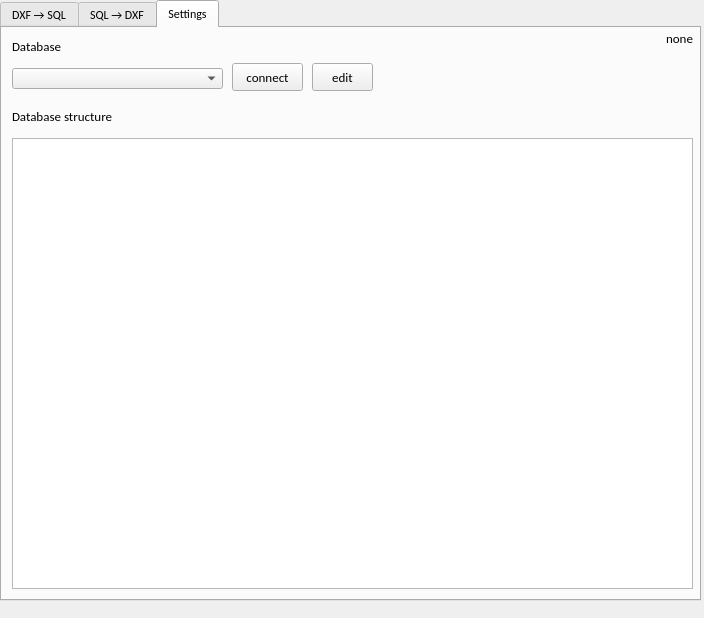
Comanda-A/DXF-PostGIS-Converter, file src/gui/main_dialog.ui: the form before one commit.
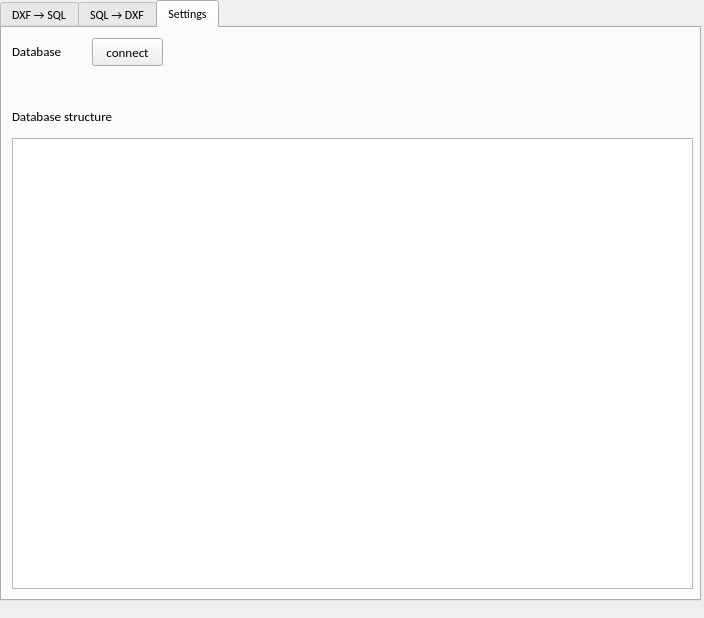
The form after the commit. The open tabs and pages were chosen to show the change.

```diff
--- a/src/gui/main_dialog.ui
+++ b/src/gui/main_dialog.ui
@@ -298,50 +298,12 @@
     <attribute name="title">
      <string>Settings</string>
     </attribute>
-    <widget class="QLabel" name="settings_statusLabel">
-     <property name="geometry">
-      <rect>
-       <x>430</x>
-       <y>0</y>
-       <width>261</width>
-       <height>21</height>
-      </rect>
-     </property>
-     <property name="font">
-      <font>
-       <family>Calibri</family>
-       <pointsize>10</pointsize>
-      </font>
-     </property>
-     <property name="text">
-      <string>none</string>
-     </property>
-     <property name="alignment">
-      <set>Qt::AlignRight|Qt::AlignTrailing|Qt::AlignVCenter</set>
-     </property>
-    </widget>
-    <widget class="QComboBox" name="settings_databases_combobox">
-     <property name="geometry">
-      <rect>
-       <x>10</x>
-       <y>40</y>
-       <width>211</width>
-       <height>21</height>
-      </rect>
-     </property>
-     <property name="font">
-      <font>
-       <family>Calibri</family>
-       <pointsize>10</pointsize>
-      </font>
-     </property>
-    </widget>
     <widget class="QLabel" name="settings_dbLabel">
      <property name="geometry">
       <rect>
        <x>10</x>
-       <y>10</y>
-       <width>191</width>
+       <y>15</y>
+       <width>71</width>
        <height>16</height>
       </rect>
      </property>
@@ -395,30 +357,11 @@
       </property>
      </column>
     </widget>
-    <widget class="QPushButton" name="settings_saved_db_button">
-     <property name="geometry">
-      <rect>
-       <x>310</x>
-       <y>35</y>
-       <width>61</width>
-       <height>28</height>
-      </rect>
-     </property>
-     <property name="font">
-      <font>
-       <family>Calibri</family>
-       <pointsize>10</pointsize>
-      </font>
-     </property>
-     <property name="text">
-      <string>edit</string>
-     </property>
-    </widget>
     <widget class="QPushButton" name="settings_connect_db_button">
      <property name="geometry">
       <rect>
-       <x>230</x>
-       <y>35</y>
+       <x>90</x>
+       <y>10</y>
        <width>71</width>
        <height>28</height>
       </rect>
```
Left out of the diff: 47 changed lines with no effect on the pictures.
